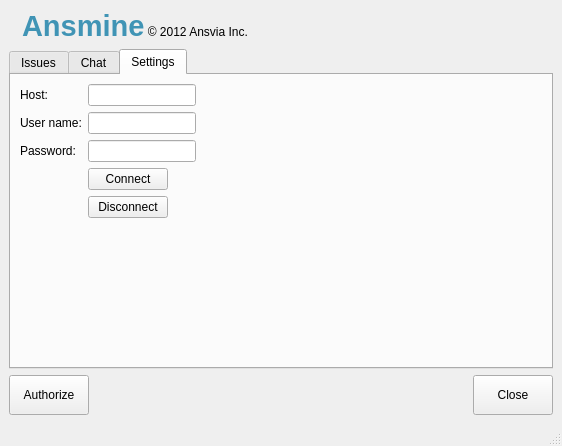
This is ui/main.ui in andriest/Ansmine as Qt 5 draws it before an edit. The edited form follows.
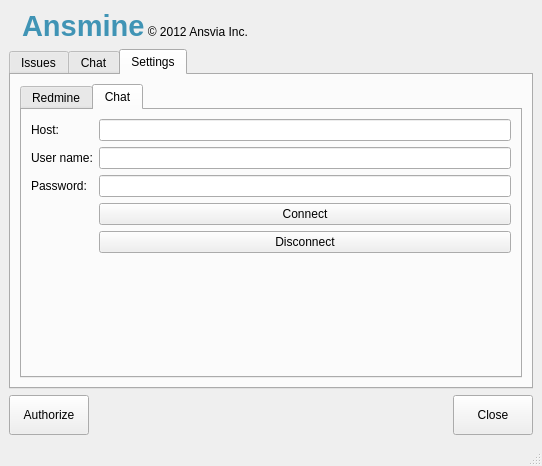
This is the edited form. The open tabs and pages were chosen to show the change. Icons and pictures are not drawn.

Commit message: implement chat settings controller in separate class called settings_chat.hpp/cpp

```diff
--- a/ui/main.ui
+++ b/ui/main.ui
@@ -6,8 +6,8 @@
    <rect>
     <x>0</x>
     <y>0</y>
-    <width>562</width>
-    <height>446</height>
+    <width>542</width>
+    <height>466</height>
    </rect>
   </property>
   <property name="windowTitle">
@@ -121,10 +121,15 @@
            </attribute>
            <layout class="QVBoxLayout" name="verticalLayout_5">
             <item>
+             <widget class="QTabWidget" name="tabSettingsInner">
+              <property name="currentIndex">
+               <number>0</number>
+              </property>
+              <widget class="QWidget" name="tabRedmine">
+               <attribute name="title">
+                <string>Redmine</string>
+               </attribute>
              <layout class="QFormLayout" name="formLayout">
-              <property name="fieldGrowthPolicy">
-               <enum>QFormLayout::FieldsStayAtSizeHint</enum>
-              </property>
               <item row="0" column="0">
                <widget class="QLabel" name="label_2">
                 <property name="text">
@@ -169,7 +174,67 @@
                 </property>
                </widget>
               </item>
-             </layout>
+                <item row="4" column="1">
+                 <widget class="QPushButton" name="btnDisconnect">
+                  <property name="text">
+                   <string>Disconnect</string>
+                  </property>
+                 </widget>
+                </item>
+               </layout>
+              </widget>
+              <widget class="QWidget" name="tabChat">
+               <attribute name="title">
+                <string>Chat</string>
+               </attribute>
+               <layout class="QFormLayout" name="formLayout_2">
+                <item row="0" column="0">
+                 <widget class="QLabel" name="label_8">
+                  <property name="text">
+                   <string>Host:</string>
+                  </property>
+                 </widget>
+                </item>
+                <item row="0" column="1">
+                 <widget class="QLineEdit" name="txtHostChat"/>
+                </item>
+                <item row="1" column="0">
+                 <widget class="QLabel" name="label_6">
+                  <property name="text">
+                   <string>User name:</string>
+                  </property>
+                 </widget>
+                </item>
+                <item row="1" column="1">
+                 <widget class="QLineEdit" name="txtUserNameChat"/>
+                </item>
+                <item row="2" column="0">
+                 <widget class="QLabel" name="label_7">
+                  <property name="text">
+                   <string>Password:</string>
+                  </property>
+                 </widget>
+                </item>
+                <item row="2" column="1">
+                 <widget class="QLineEdit" name="txtPasswordChat"/>
+                </item>
+                <item row="3" column="1">
+                 <widget class="QPushButton" name="btnConnectChat">
+                  <property name="text">
+                   <string>Connect</string>
+                  </property>
+                 </widget>
+                </item>
+                <item row="4" column="1">
+                 <widget class="QPushButton" name="btnDisconnectChat">
+                  <property name="text">
+                   <string>Disconnect</string>
+                  </property>
+                 </widget>
+                </item>
+               </layout>
+              </widget>
+             </widget>
             </item>
            </layout>
           </widget>
```
Left out of the diff: 11 changed lines with no effect on the pictures. Lines whose indentation alone changed are shown as unchanged. The commit also changes 6 other files.
